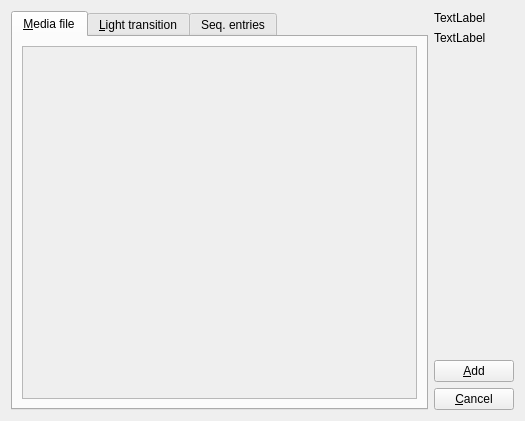
Before: the Qt Designer form src/dialogs/ActionTargetSelectorDialog.ui in AngeloFrancabandiera/starvax-player, drawn with Qt 5.
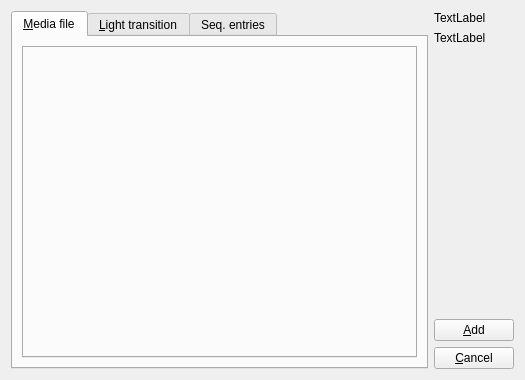
After: the same form once the commit is applied.

What changed in the file:
```diff
--- a/src/dialogs/ActionTargetSelectorDialog.ui
+++ b/src/dialogs/ActionTargetSelectorDialog.ui
@@ -7,7 +7,7 @@
     <x>0</x>
     <y>0</y>
     <width>525</width>
-    <height>421</height>
+    <height>380</height>
    </rect>
   </property>
   <property name="windowTitle">
@@ -42,20 +42,10 @@
       </attribute>
       <layout class="QHBoxLayout" name="horizontalLayout_2">
        <item>
-        <widget class="QScrollArea" name="MediaListsScroll">
-         <property name="widgetResizable">
-          <bool>true</bool>
+        <widget class="QTabWidget" name="MediaListSetContainer">
+         <property name="currentIndex">
+          <number>1</number>
          </property>
-         <widget class="QWidget" name="MediaListSetContainer">
-          <property name="geometry">
-           <rect>
-            <x>0</x>
-            <y>0</y>
-            <width>397</width>
-            <height>350</height>
-           </rect>
-          </property>
-         </widget>
         </widget>
        </item>
       </layout>
```
